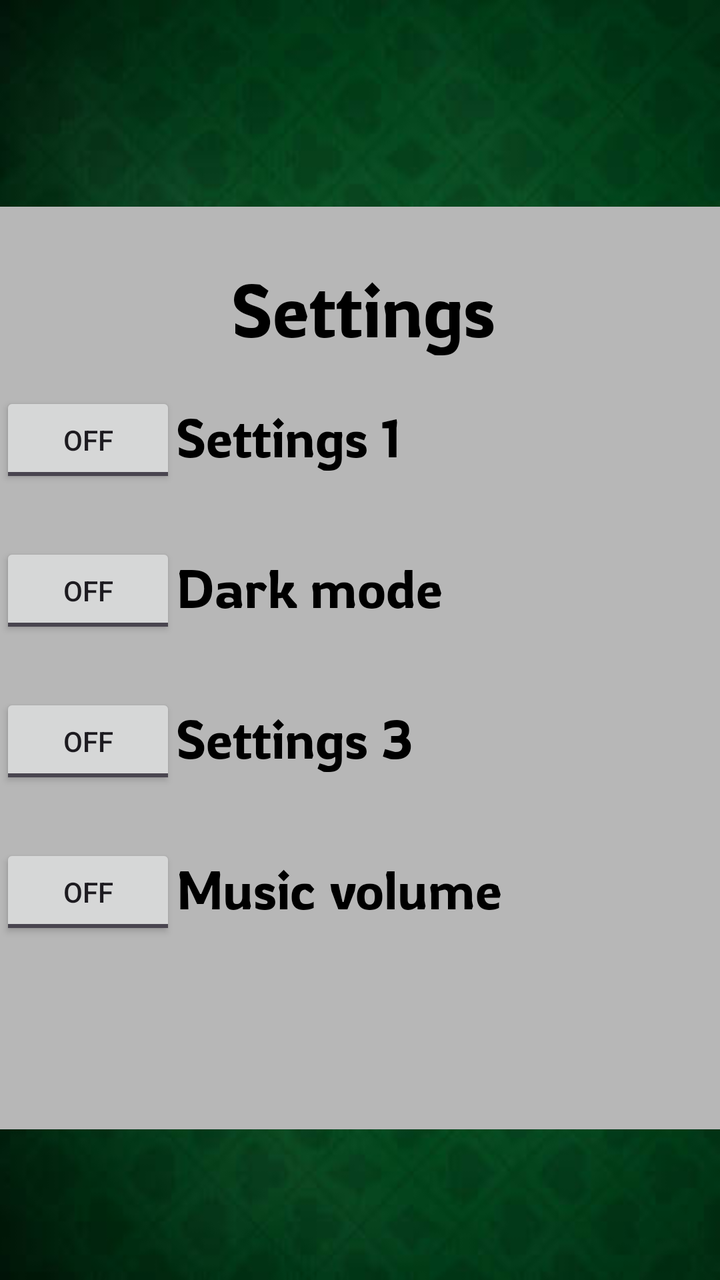
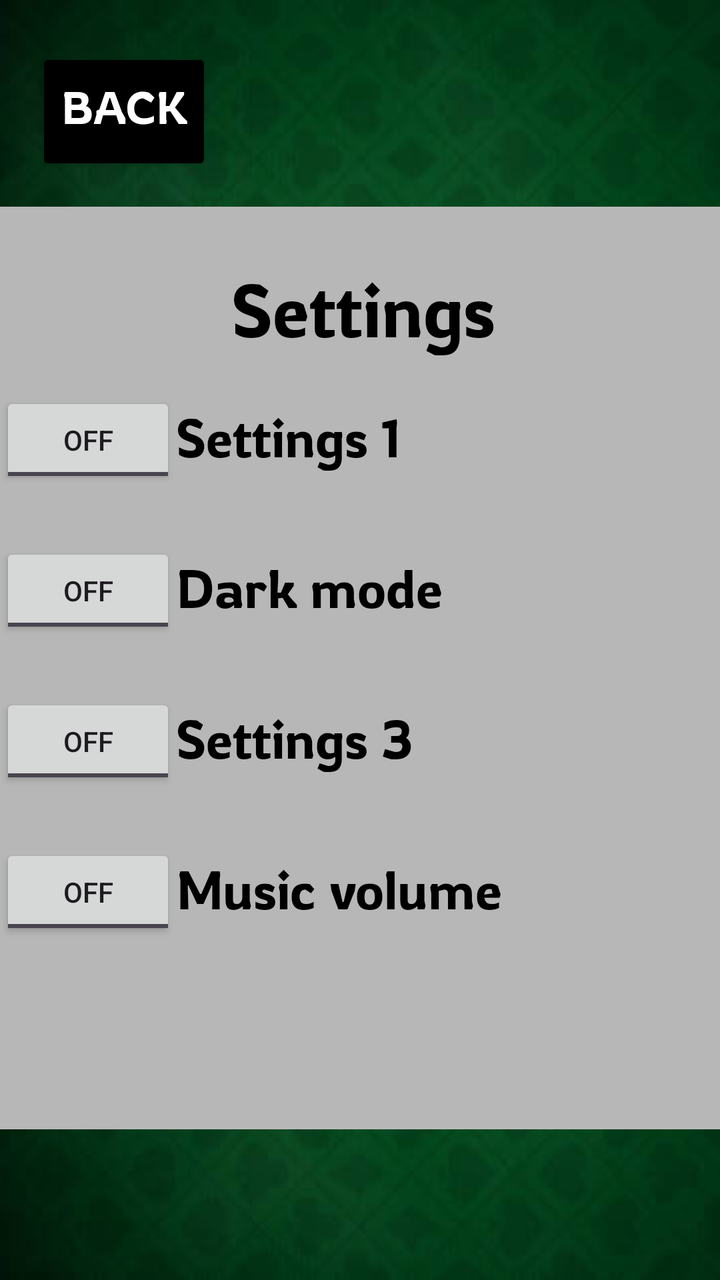

An Android layout rendered at two revisions. The XML below is the earlier revision; the diff shows what the commit changed to produce the second picture.
<!-- AndroidManifest.xml: application theme Theme._21Turbo -->
<!-- res/layout/screen_settings.xml -->
<?xml version="1.0" encoding="utf-8"?>
<androidx.constraintlayout.widget.ConstraintLayout xmlns:android="http://schemas.android.com/apk/res/android"
    xmlns:app="http://schemas.android.com/apk/res-auto"
    xmlns:tools="http://schemas.android.com/tools"
    android:id="@+id/Settings"
    android:layout_width="match_parent"
    android:layout_height="match_parent"
    android:background="@drawable/table_background"
    tools:context=".SettingsActivity"
    tools:layout_editor_absoluteX="-18dp"
    tools:layout_editor_absoluteY="-48dp">

    <ImageView
        android:id="@+id/imageView3"
        android:layout_width="374dp"
        android:layout_height="524dp"
        android:layout_marginStart="18dp"
        android:layout_marginTop="72dp"
        android:layout_marginEnd="19dp"
        app:layout_constraintEnd_toEndOf="parent"
        app:layout_constraintStart_toStartOf="parent"
        app:layout_constraintTop_toTopOf="parent"
        app:srcCompat="@drawable/rectangle_shape" />

    <TextView
        android:id="@+id/textView1"
        android:layout_width="wrap_content"
        android:layout_height="wrap_content"
        android:layout_marginStart="142dp"
        android:layout_marginTop="124dp"
        android:layout_marginEnd="142dp"
        android:fontFamily="@font/rowdies_light"
        android:text="Settings"
        android:textColor="#000000"
        android:textSize="37sp"
        app:layout_constraintEnd_toEndOf="parent"
        app:layout_constraintHorizontal_bias="0.473"
        app:layout_constraintStart_toStartOf="parent"
        app:layout_constraintTop_toTopOf="parent" />

    <TextView
        android:id="@+id/textView2"
        android:layout_width="wrap_content"
        android:layout_height="wrap_content"
        android:layout_marginStart="88dp"
        android:layout_marginTop="196dp"
        android:fontFamily="@font/rowdies_light"
        android:text="Settings 1"
        android:textColor="#000000"
        android:textSize="27sp"
        app:layout_constraintStart_toStartOf="parent"
        app:layout_constraintTop_toTopOf="parent" />

    <ToggleButton
        android:id="@+id/toggleButton1"
        android:layout_width="wrap_content"
        android:layout_height="wrap_content"
        android:layout_toRightOf="@+id/textView2"
        android:text="ToggleButton"
        app:layout_constraintTop_toTopOf="@id/textView2"
        tools:layout_editor_absoluteX="271dp" />

    <TextView
        android:id="@+id/textView3"
        android:layout_width="wrap_content"
        android:layout_height="wrap_content"
        android:layout_marginTop="24dp"
        android:layout_marginEnd="185dp"
        android:fontFamily="@font/rowdies_light"
        android:text="Dark mode"
        android:textColor="#000000"
        android:textSize="27sp"
        app:layout_constraintStart_toStartOf="@id/textView2"
        app:layout_constraintTop_toBottomOf="@id/textView2" />

    <ToggleButton
        android:id="@+id/toggleButton2"
        android:layout_width="wrap_content"
        android:layout_height="wrap_content"
        android:layout_toRightOf="@+id/textView3"
        android:text="ToggleButton"
        app:layout_constraintStart_toStartOf="@id/toggleButton1"
        app:layout_constraintTop_toTopOf="@id/textView3" />

    <TextView
        android:id="@+id/textView4"
        android:layout_width="wrap_content"
        android:layout_height="wrap_content"
        android:layout_marginTop="24dp"
        android:layout_marginEnd="185dp"
        android:fontFamily="@font/rowdies_light"
        android:text="Settings 3"
        android:textColor="#000000"
        android:textSize="27sp"
        app:layout_constraintStart_toStartOf="@id/textView3"
        app:layout_constraintTop_toBottomOf="@id/textView3" />

    <ToggleButton
        android:id="@+id/toggleButton3"
        android:layout_width="wrap_content"
        android:layout_height="wrap_content"
        android:layout_toRightOf="@+id/textView4"
        android:text="ToggleButton"
        app:layout_constraintStart_toStartOf="@id/toggleButton2"
        app:layout_constraintTop_toTopOf="@id/textView4" />

    <TextView
        android:id="@+id/textView5"
        android:layout_width="wrap_content"
        android:layout_height="wrap_content"
        android:layout_marginTop="24dp"
        android:layout_marginEnd="185dp"
        android:fontFamily="@font/rowdies_light"
        android:text="Music volume"
        android:textColor="#000000"
        android:textSize="27sp"
        app:layout_constraintStart_toStartOf="@id/textView4"
        app:layout_constraintTop_toBottomOf="@id/textView4" />

    <ToggleButton
        android:id="@+id/toggleButton4"
        android:layout_width="wrap_content"
        android:layout_height="wrap_content"
        android:layout_toRightOf="@+id/textView4"
        android:text="ToggleButton"
        app:layout_constraintStart_toStartOf="@id/toggleButton3"
        app:layout_constraintTop_toTopOf="@id/textView5" />

    <androidx.constraintlayout.widget.Guideline
        android:id="@+id/guidelineH"
        android:layout_width="wrap_content"
        android:layout_height="wrap_content"
        app:layout_constraintHorizontal_chainStyle="spread" />

    <androidx.constraintlayout.widget.Guideline
        android:id="@+id/guidelineV"
        android:layout_width="wrap_content"
        android:layout_height="wrap_content"
        app:layout_constraintVertical_chainStyle="spread" />


</androidx.constraintlayout.widget.ConstraintLayout>
<!-- resources referenced by this layout -->
<resources>
  <!-- drawable rectangle_shape: png bitmap (drawable, 1007 bytes) -->
  <!-- drawable table_background: png bitmap (drawable, 149849 bytes) -->
  <style name="Theme._21Turbo" parent="Base.Theme._21Turbo" />
  <style name="Base.Theme._21Turbo" parent="Theme.Material3.DayNight.NoActionBar">
          
          
      </style>
</resources>

<!-- the commit's change to res/layout/screen_settings.xml (unified diff, before → after) -->
@@ -126,6 +126,21 @@
         app:layout_constraintStart_toStartOf="@id/toggleButton3"
         app:layout_constraintTop_toTopOf="@id/textView5" />
 
+    <Button
+        android:id="@+id/backButton"
+        android:layout_width="wrap_content"
+        android:layout_height="wrap_content"
+        android:layout_marginStart="18dp"
+        android:layout_marginTop="24dp"
+        android:backgroundTint="#000000"
+        android:fontFamily="@font/rowdies_light"
+        android:text="Back"
+        android:textColor="#FFFFFF"
+        android:textSize="23sp"
+        app:layout_constraintStart_toStartOf="parent"
+        app:layout_constraintTop_toTopOf="parent"
+        app:shapeAppearanceOverlay="@style/LessRoundButton" />
+
     <androidx.constraintlayout.widget.Guideline
         android:id="@+id/guidelineH"
         android:layout_width="wrap_content"
<!-- resource entries referenced after the edit -->
@@ -2,6 +2,8 @@
 <resources>
   <!-- drawable rectangle_shape: png bitmap (drawable, 1007 bytes) -->
   <!-- drawable table_background: png bitmap (drawable, 149849 bytes) -->
+  <style name="LessRoundButton" parent="ShapeAppearance.MaterialComponents.SmallComponent">
+      <item name="cornerSize">16dp</item></style>
   <style name="Theme._21Turbo" parent="Base.Theme._21Turbo" />
   <style name="Base.Theme._21Turbo" parent="Theme.Material3.DayNight.NoActionBar">
           
